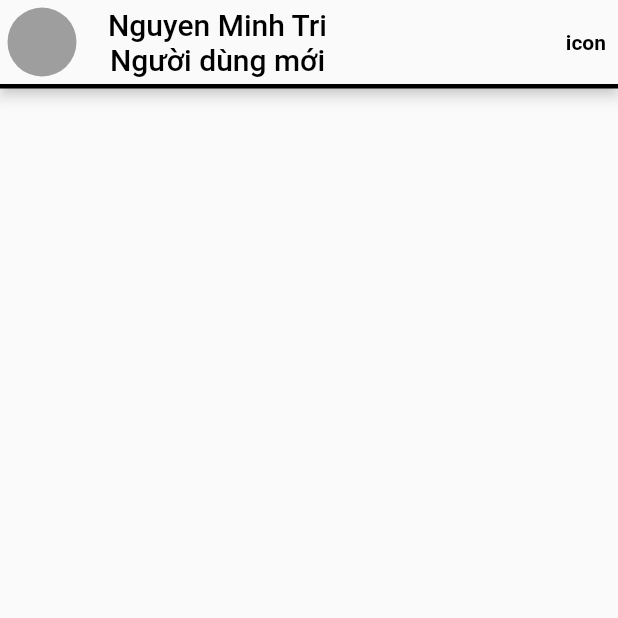
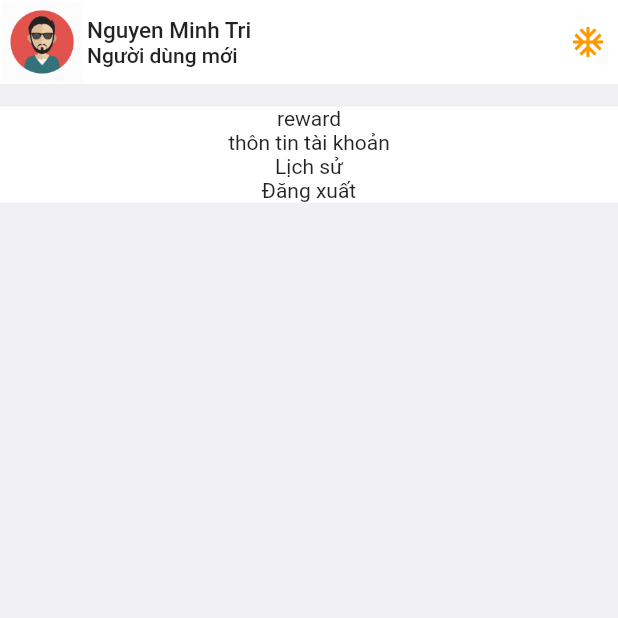
Before and after one commit to tientranzt/car_rent_flutter, a Flutter app: the AccountPage screen opened directly, on a phone screen of 412 x 824 dp, the top half of it. Run offline on Flutter 3.47's test engine with Material 2 defaults, Android fonts, the phone set to English and light mode, and no system bars; our stand-ins replace cloud_firestore, firebase_core, google_maps_flutter, shimmer; accounts and stored records are empty.

```diff
--- a/lib/src/page/account/account_page.dart
+++ b/lib/src/page/account/account_page.dart
@@ -8,43 +8,46 @@ class AccountPage extends StatefulWidget {
 class _AccountPageState extends State<AccountPage> {
   @override
   Widget build(BuildContext context) {
-    var sameWidth = MediaQuery.of(context).size.width * 0.1;
-    print(sameWidth);
     return Scaffold(
+        backgroundColor: Color(0xffF0EFF4),
         appBar: AppBar(
-          backgroundColor: Colors.grey[50],
+          backgroundColor: Colors.white,
+          elevation: 0,
+          titleSpacing: 2,
           leading: GestureDetector(
               onTap: () {},
               child: Container(
-                width: 40,
-                height: 40,
-                margin: EdgeInsets.all(5),
+                width: 50,
+                height: 50,
                 decoration: BoxDecoration(
-                    color: Colors.grey, shape: BoxShape.circle, boxShadow: []),
+                    color: Colors.transparent, shape: BoxShape.circle),
+                child: Image.asset("assets/images/account1.jpg"),
               )),
-          title: Column(
+          title: Container(
+            padding: EdgeInsets.all(0),
+            margin: EdgeInsets.all(0),
+            child: Column(
+              crossAxisAlignment: CrossAxisAlignment.start,
               children: [
                 Text(
                   "Nguyen Minh Tri",
-                style: TextStyle(
-                    color: Colors.black, decorationColor: Colors.grey),
+                  style: TextStyle(color: Colors.black87, fontSize: 15),
                   semanticsLabel: "",
-
                 ),
                 Text(
                   "Người dùng mới",
-                style: TextStyle(color: Colors.black),
+                  style: TextStyle(color: Colors.black87, fontSize: 14),
                 ),
               ],
+            ),
           ),
           actions: [
             Center(
                 child: Padding(
               padding: const EdgeInsets.all(8.0),
-              child: Text(
-                "icon",
-                style:
-                    TextStyle(color: Colors.black, fontWeight: FontWeight.bold),
+              child: Icon(
+                Icons.ac_unit,
+                color: Colors.orange,
               ),
             ))
           ],
@@ -52,101 +55,22 @@ class _AccountPageState extends State<AccountPage> {
         body: Column(
           children: [
             Container(
-              color: Colors.black,
+              margin: EdgeInsets.only(top: 15),
+              color: Colors.white,
               width: MediaQuery.of(context).size.width,
-              height: 3,
+              child: Column(
+                children: [
+                  Text("reward"),
+                  Text("thôn tin tài khoản"),
+                  Text("Lịch sử"),
+                  Text("Đăng xuất"),
+                ],
+              ),
             )
           ],
-        )
-
-        // Container(
-        //   child: Row(
-        //     children: List.generate(
-        //         10,
-        //         (index) => Column(
-        //               mainAxisAlignment: MainAxisAlignment.center,
-        //               children: [
-        //                 Container(
-        //                   width: sameWidth,
-        //                 )
-        //               ],
-        //             )),
-        //   ),
-        // ),
-        );
+        ));
   }
 }
-
-//  column 1 : width: 86.4 height: auto
-
-// Container(
-//     child: Row(
-//   children: [
-//     Image.asset(
-//       "assets/images/account1.jpg",
-//       width: 50,
-//       height: 50,
-//     ),
-//     Column(
-//       children: [
-//         Text("Nguyen Minh Tri"),
-//         Text("Khách hàng mới"),
-//       ],
-//     ),
-//     Expanded(
-//       child: Icon(Icons.favorite),
-//     )
-//   ],
-// )),
-// Container(
-//   padding: EdgeInsets.all(15),
-//   child: Column(
-//     crossAxisAlignment: CrossAxisAlignment.start,
-//     children: [
-//       Text("* Điểm thưởng"),
-//       Text("* Thông tin tài khoản"),
-//       Text("* Lịch sử"),
-//     ],
-//   ),
-// ),
-// FlatButton(
-//   child: Text("đăng xuất"),
-//   onPressed: () {
-//     print("logout");
-//   },
-// ),
-// Container(
-//   child: Row(
-//     children: [
-//       Row(
-//         children: [
-//           Container(
-//             child: Text("Dong 1"),
-//           )
-//         ],
-//       ),
-//       // row 2
-//       Row(
-//         children: [
-//           Row(
-//             children: [
-//               Text("Điểm thưởng"),
-//               Text("Thông tin tài khoản"),
-//               Text("Lịch sử"),
-//             ],
-//           )
-//         ],
-//       ),
-//       Row(
-//         children: [
-//           Container(
-//             child: Text("Dong 3"),
-//           )
-//         ],
-//       ),
-//     ],
-//   ),
-// )
 
 class ColumnCustom extends StatelessWidget {
   @override
--- a/lib/src/page/carorder/car_order_page.dart
+++ b/lib/src/page/carorder/car_order_page.dart
@@ -24,6 +24,7 @@ class _CarOrderState extends State<CarOrder> {
       initialIndex: currentTabBarIndex,
       child: SafeArea(
         child: Scaffold(
+          backgroundColor: Color(0xffF0EFF4),
             appBar: TabBar(
               indicatorColor: Color(0xffFF9600),
               onTap: (index) {
--- a/lib/src/widget/order_car_widget.dart
+++ b/lib/src/widget/order_car_widget.dart
@@ -11,8 +11,13 @@ Widget carOrderItem({int index, String image, String desc, String title}) {
             builder: (context) {
               return AlertDialog(
                 contentPadding: EdgeInsets.all(0),
+                backgroundColor: Colors.transparent,
                 content: Container(
                   width: MediaQuery.of(context).size.width - 40,
+                  decoration: BoxDecoration(
+                    borderRadius: BorderRadius.circular(8),
+                    color: Colors.white
+                  ),
                   child: Column(
                     mainAxisSize: MainAxisSize.min,
                     children: [
@@ -75,7 +80,7 @@ Widget carOrderItem({int index, String image, String desc, String title}) {
                         padding: const EdgeInsets.symmetric(
                             vertical: 10, horizontal: 15),
                         child: Text(
-                          desc * 50,
+                          desc * 25,
                           style: TextStyle(
                               color: Colors.grey,
                               fontSize: 14,
```
Lines whose indentation alone changed are shown as unchanged.
